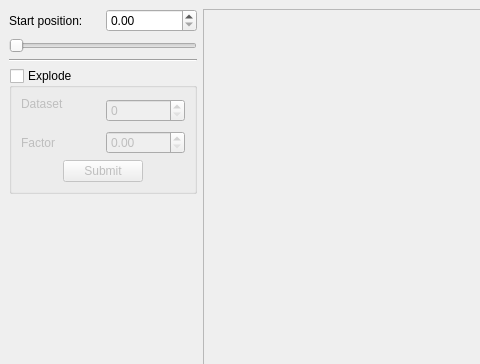
Old version of the form examples/Pie/mainwindow.ui in the repository KDAB/KDChart; both pictures show x 0 to 480 and y 0 to 364 of the 717 by 761 pixel window.
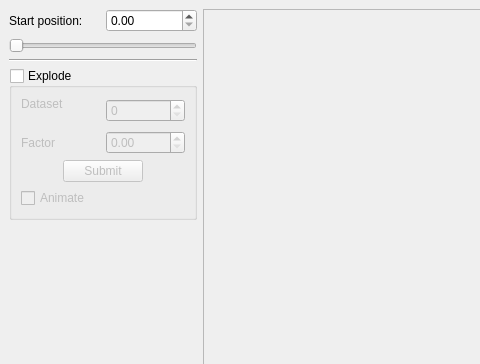
New version of the form. Icons and pictures are not drawn.

Diff of the .ui file:
```diff
--- a/examples/Pie/mainwindow.ui
+++ b/examples/Pie/mainwindow.ui
@@ -184,6 +184,13 @@
           </property>
          </widget>
         </item>
+        <item row="3" column="0" >
+         <widget class="QCheckBox" name="animateCB" >
+          <property name="text" >
+           <string>Animate</string>
+          </property>
+         </widget>
+        </item>
        </layout>
       </widget>
      </item>
```
Left out of the diff: 28 changed lines with no effect on the pictures.
